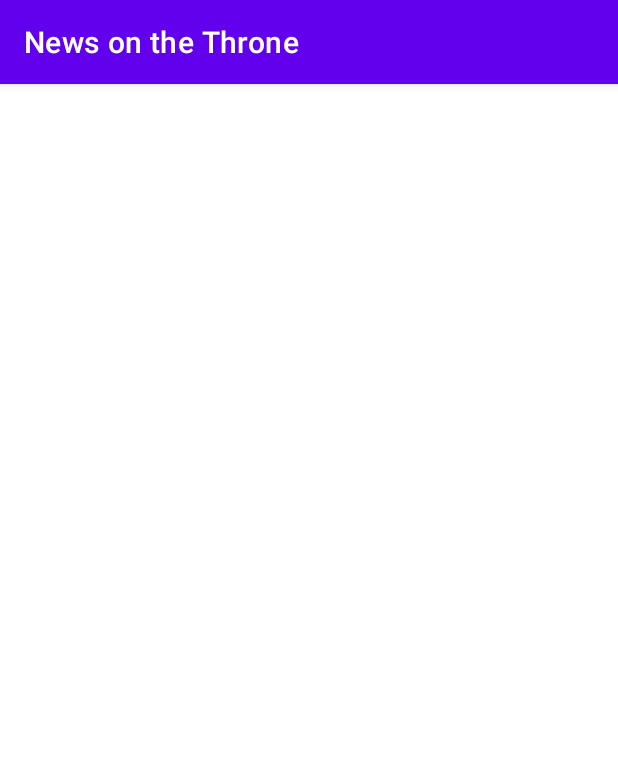
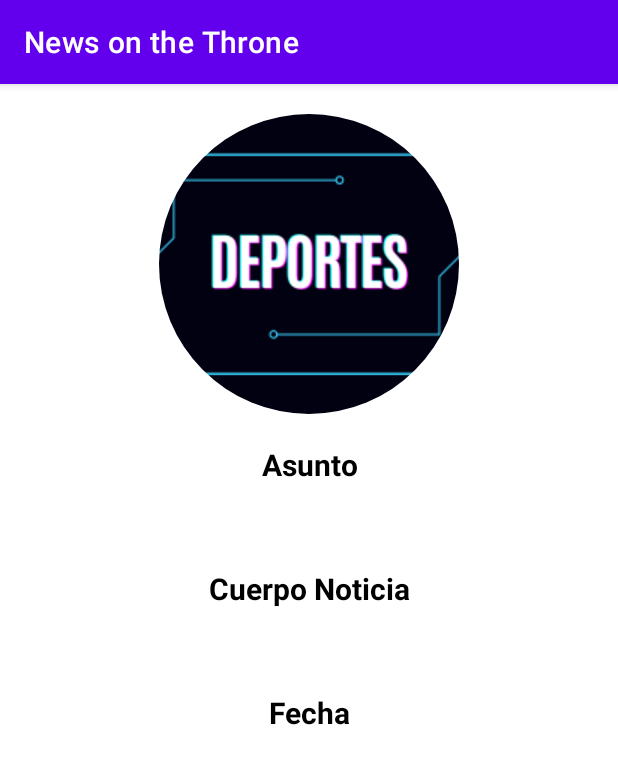
Before and after one commit to daniisza/TrabajoFinal, an Android app: the Pantalla2 screen opened directly, with no data from a screen before it, on a phone screen of 412 x 824 dp. Shown: the top 764 px of the screen. Run offline under Robolectric (Android 15) with nearby library versions, the phone set to English and light mode, and no system bars; our stand-ins replace CircleImageView.

Commit message:
Pantalla 2 recibe datos

```diff
--- a/app/src/main/java/com/daniela/ultimaentrega/Pantalla2.java
+++ b/app/src/main/java/com/daniela/ultimaentrega/Pantalla2.java
@@ -12,12 +12,34 @@ import de.hdodenhof.circleimageview.CircleImageView;
 
 public class Pantalla2 extends AppCompatActivity {
 
+    String encabezado, descripcion, fecha;
 
+    TextView asunto1, cuerpo_noticia1, fecha1;
+
+    int imagen;
+
+    CircleImageView image;
     @Override
     protected void onCreate(Bundle savedInstanceState) {
         super.onCreate(savedInstanceState);
         setContentView(R.layout.activity_pantalla2);
+        asunto1 = findViewById(R.id.encabezado);
+        cuerpo_noticia1 = findViewById(R.id.descripcion);
+        fecha1 = findViewById(R.id.fecha);
+        image = findViewById(R.id.imagen);
 
+        Intent datos = getIntent();
+        if (datos !=null){
+            encabezado = datos.getStringExtra("encabezado");
+            descripcion = datos.getStringExtra("descripcion");
+            fecha = datos.getStringExtra("fecha");
+            imagen = datos.getIntExtra("imagen", R.drawable.deportes1);
+
+            asunto1.setText(encabezado);
+            cuerpo_noticia1.setText(descripcion);
+            fecha1.setText(fecha);
+            image.setImageResource(imagen);
+        }
 
     };
 
--- a/app/src/main/res/layout/activity_pantalla2.xml
+++ b/app/src/main/res/layout/activity_pantalla2.xml
@@ -8,7 +8,107 @@
     android:orientation="vertical"
     tools:context=".Pantalla2">
 
+    <de.hdodenhof.circleimageview.CircleImageView
+        android:id="@+id/imagen"
+        android:layout_gravity="center"
+        android:layout_marginTop="20dp"
+        android:src="@drawable/deportes1"
+        android:layout_width="200dp"
+        android:layout_height="200dp">
 
+    </de.hdodenhof.circleimageview.CircleImageView>
+
+    <LinearLayout
+        android:layout_marginTop="20dp"
+        android:orientation="vertical"
+        android:layout_width="match_parent"
+        android:layout_height="wrap_content">
+
+        <TextView
+            android:text="@string/asunto"
+            android:textStyle="bold"
+            android:textColor="@color/black"
+            android:textAlignment="center"
+            android:textSize="20sp"
+            android:layout_width="match_parent"
+            android:layout_height="wrap_content">
+
+        </TextView>
+
+        <TextView
+            android:id="@+id/encabezado"
+            android:textSize="26sp"
+            android:textStyle="bold"
+            android:textColor="@color/purple_200"
+            android:text="@string/asunto1"
+            android:textAlignment="center"
+            android:layout_width="match_parent"
+            android:layout_height="wrap_content">
+
+        </TextView>
+
+    </LinearLayout>
+    <LinearLayout
+        android:layout_marginTop="20dp"
+        android:orientation="vertical"
+        android:layout_width="match_parent"
+        android:layout_height="wrap_content">
+
+        <TextView
+            android:text="@string/cuerpo_noticia"
+            android:textStyle="bold"
+            android:textColor="@color/black"
+            android:textAlignment="center"
+            android:textSize="20sp"
+            android:layout_width="match_parent"
+            android:layout_height="wrap_content">
+
+        </TextView>
+
+        <TextView
+            android:id="@+id/descripcion"
+            android:textAlignment="center"
+            android:textColor="@color/purple_200"
+            android:text="@string/cuerpo_noticia1"
+            android:textStyle="italic"
+            android:textSize="26sp"
+            android:layout_width="match_parent"
+            android:layout_height="wrap_content">
+
+        </TextView>
+
+    </LinearLayout>
+
+    <LinearLayout
+        android:layout_marginTop="20dp"
+        android:orientation="vertical"
+        android:layout_width="match_parent"
+        android:layout_height="wrap_content">
+
+        <TextView
+            android:text="@string/fecha"
+            android:textStyle="bold"
+            android:textColor="@color/black"
+            android:textAlignment="center"
+            android:textSize="20sp"
+            android:layout_width="match_parent"
+            android:layout_height="wrap_content">
+
+        </TextView>
+
+        <TextView
+            android:id="@+id/fecha"
+            android:textAlignment="center"
+            android:textColor="@color/purple_200"
+            android:textStyle="italic"
+            android:textSize="26sp"
+            android:layout_width="match_parent"
+            android:text="@string/fecha1"
+            android:layout_height="wrap_content">
+
+        </TextView>
+
+    </LinearLayout>
 
 
 </LinearLayout>
```
